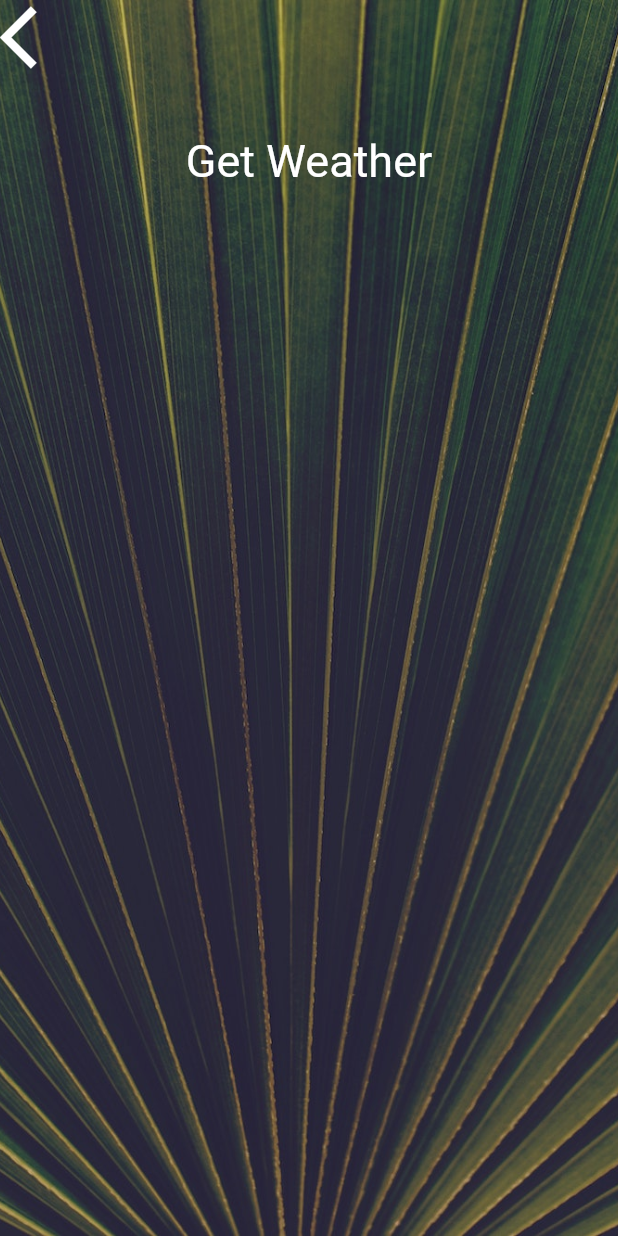
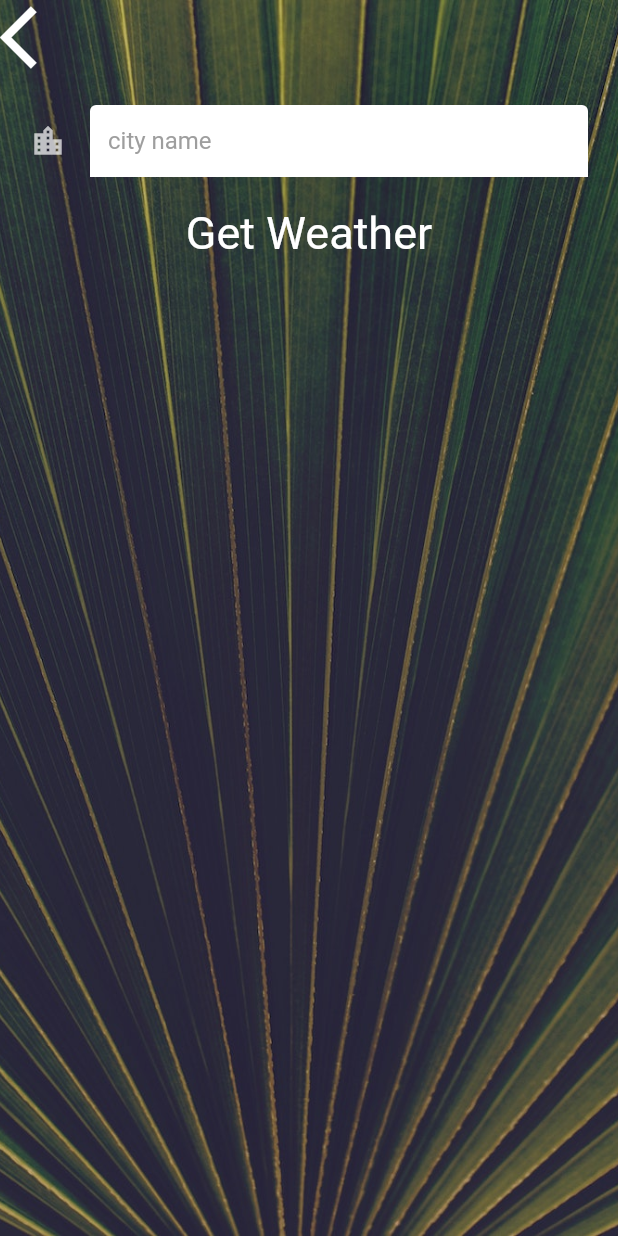
Before and after one commit to Bishoywadea/Angela_Yu_flutter_projects, a Flutter app: the CityScreen screen opened directly, on a phone screen of 412 x 824 dp. Run offline on Flutter 3.47's test engine with Material 2 defaults, Android fonts, the phone set to English and light mode, and no system bars; our stand-ins replace flutter_spinkit, font_awesome_flutter, geolocator, rflutter_alert; network calls fail; Roboto replaces fonts that are missing (Spartan MB); project files that could hold a hidden picture were left out.

Commit message:
Clima finshed ☀

```diff
--- a/clima/lib/screens/city_screen.dart
+++ b/clima/lib/screens/city_screen.dart
@@ -7,6 +7,7 @@ class CityScreen extends StatefulWidget {
 }
 
 class _CityScreenState extends State<CityScreen> {
+  String cityName = '404';
   @override
   Widget build(BuildContext context) {
     return Scaffold(
@@ -24,7 +25,9 @@ class _CityScreenState extends State<CityScreen> {
               Align(
                 alignment: Alignment.topLeft,
                 child: GestureDetector(
-                  onTap: () {},
+                  onTap: () {
+                    Navigator.pop(context);
+                  },
                   child: Icon(
                     Icons.arrow_back_ios,
                     size: 50.0,
@@ -33,10 +36,24 @@ class _CityScreenState extends State<CityScreen> {
               ),
               Container(
                 padding: EdgeInsets.all(20.0),
-                child: null,
+                child: TextField(
+                  onChanged: (value) {
+                    cityName = value;
+                  },
+                  style: TextStyle(color: Colors.black),
+                  decoration: InputDecoration(
+                    filled: true,
+                    fillColor: Colors.white,
+                    icon: Icon(Icons.location_city_outlined),
+                    hintText: 'city name',
+                    hintStyle: TextStyle(color: Colors.grey),
+                  ),
+                ),
               ),
               GestureDetector(
-                onTap: () {},
+                onTap: () {
+                  Navigator.pop(context, cityName);
+                },
                 child: Text(
                   'Get Weather',
                   style: kButtonTextStyle,
```
Also changed, not shown: clima/lib/screens/loading_screen.dart (+4 -11 lines), clima/lib/screens/location_screen.dart (+30 -6 lines), clima/lib/services/weather.dart (+23 -0 lines).
